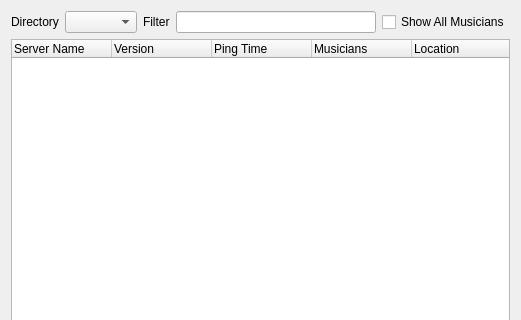
Above: src/connectdlgbase.ui from jamulussoftware/jamulus before the change; both pictures show x 0 to 521 and y 0 to 320 of the 521 by 493 pixel window. Below: the same form after it.
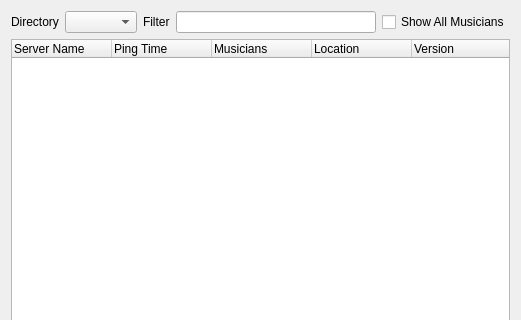
That is the form after the change. Icons and pictures are not drawn.

Commit message: Move version column to after location

Diff of the .ui file:
```diff
--- a/src/connectdlgbase.ui
+++ b/src/connectdlgbase.ui
@@ -71,11 +71,6 @@
        <string>Server Name</string>
       </property>
      </column>
-     <column>
-      <property name="text">
-       <string>Version</string>
-      </property>
-     </column>
      <column>
       <property name="text">
        <string>Ping Time</string>
@@ -91,6 +86,11 @@
        <string>Location</string>
       </property>
      </column>
+     <column>
+      <property name="text">
+       <string>Version</string>
+      </property>
+     </column>
     </widget>
    </item>
    <item>
```
The commit also changes 2 other files.
